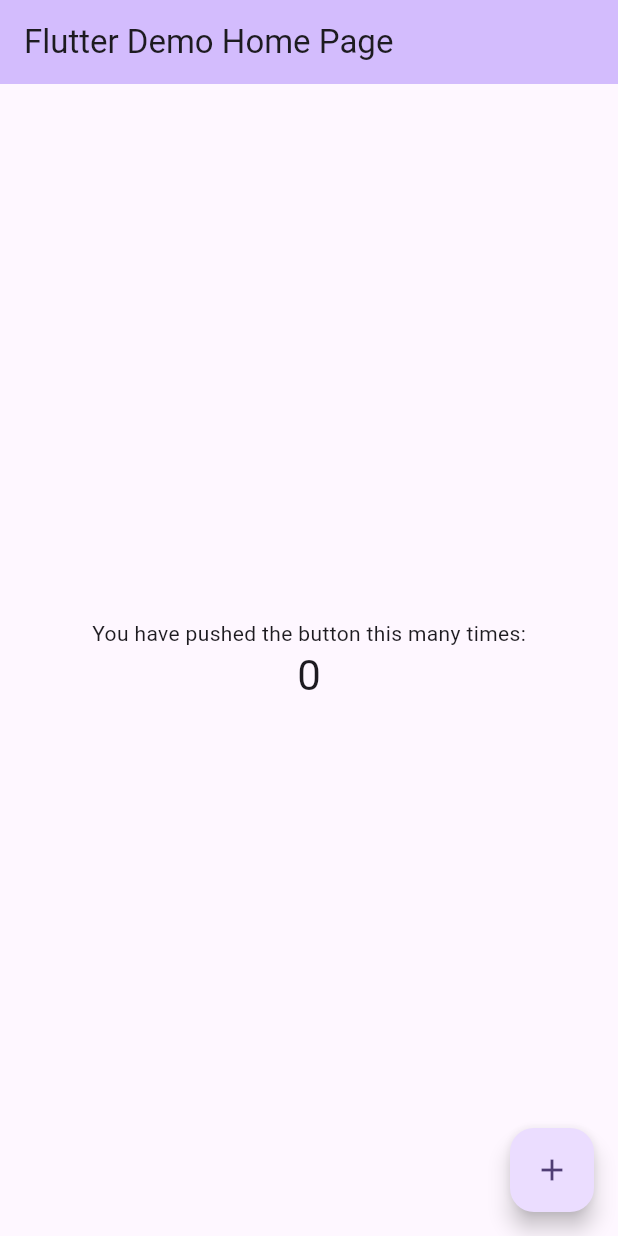
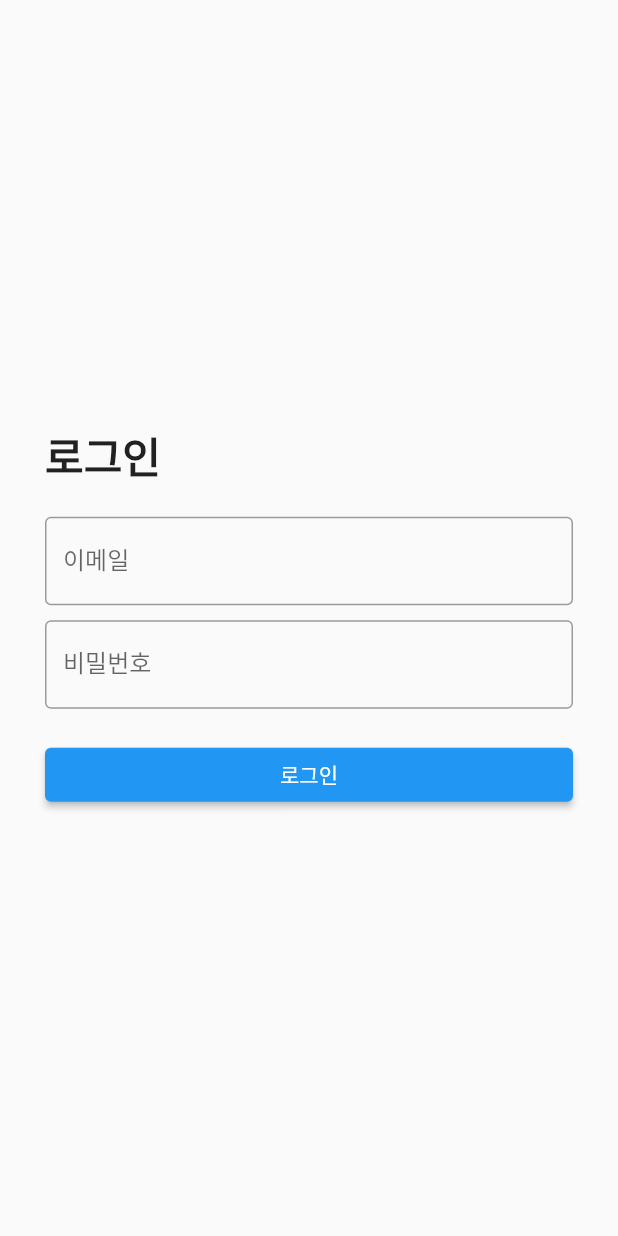
Before and after one commit to sohenney/Graduation_Project, a Flutter app: the screen it shows after launch, on a phone screen of 412 x 824 dp. Run offline on Flutter 3.47's test engine with Material 2 defaults, Android fonts, the phone set to English and light mode, and no system bars.

```diff
--- /dev/null
+++ b/capstone/lib/login_ui.dart
@@ -0,0 +1,74 @@
+import 'package:flutter/material.dart';
+
+void main() {
+  runApp(const MyApp());
+}
+
+class MyApp extends StatelessWidget {
+  const MyApp({super.key});
+
+  @override
+  Widget build(BuildContext context) {
+    return MaterialApp(
+      debugShowCheckedModeBanner: false,
+      home: LoginScreen(),
+    );
+  }
+}
+
+class LoginScreen extends StatelessWidget {
+  final TextEditingController emailController = TextEditingController();
+  final TextEditingController passwordController = TextEditingController();
+
+  LoginScreen({super.key});
+
+  @override
+  Widget build(BuildContext context) {
+    return Scaffold(
+      body: Center(
+        child: Padding(
+          padding: const EdgeInsets.symmetric(horizontal: 30.0),
+          child: Column(
+            mainAxisAlignment: MainAxisAlignment.center,
+            crossAxisAlignment: CrossAxisAlignment.start,
+            children: [
+              const Text(
+                "로그인",
+                style: TextStyle(fontSize: 28, fontWeight: FontWeight.bold),
+              ),
+              const SizedBox(height: 20),
+              TextField(
+                controller: emailController,
+                decoration: const InputDecoration(
+                  labelText: "이메일",
+                  border: OutlineInputBorder(),
+                ),
+              ),
+              const SizedBox(height: 10),
+              TextField(
+                controller: passwordController,
+                obscureText: true,
+                decoration: const InputDecoration(
+                  labelText: "비밀번호",
+                  border: OutlineInputBorder(),
+                ),
+              ),
+              const SizedBox(height: 20),
+              SizedBox(
+                width: double.infinity,
+                child: ElevatedButton(
+                  onPressed: () {
+                    String email = emailController.text;
+                    String password = passwordController.text;
+                    print("이메일: $email, 비밀번호: $password");
+                  },
+                  child: const Text("로그인"),
+                ),
+              ),
+            ],
+          ),
+        ),
+      ),
+    );
+  }
+}
--- a/capstone/lib/main.dart
+++ b/capstone/lib/main.dart
@@ -1,4 +1,5 @@
 import 'package:flutter/material.dart';
+import 'login_ui.dart'; // LoginScreen을 사용하려면 import가 필요합니다.
 
 void main() {
   runApp(const MyApp());
@@ -7,119 +8,11 @@ void main() {
 class MyApp extends StatelessWidget {
   const MyApp({super.key});
 
-  // This widget is the root of your application.
   @override
   Widget build(BuildContext context) {
     return MaterialApp(
-      title: 'Flutter Demo',
-      theme: ThemeData(
-        // This is the theme of your application.
-        //
-        // TRY THIS: Try running your application with "flutter run". You'll see
-        // the application has a blue toolbar. Then, without quitting the app,
-        // try changing the seedColor in the colorScheme below to Colors.green
-        // and then invoke "hot reload" (save your changes or press the "hot
-        // reload" button in a Flutter-supported IDE, or press "r" if you used
-        // the command line to start the app).
-        //
-        // Notice that the counter didn't reset back to zero; the application
-        // state is not lost during the reload. To reset the state, use hot
-        // restart instead.
-        //
-        // This works for code too, not just values: Most code changes can be
-        // tested with just a hot reload.
-        colorScheme: ColorScheme.fromSeed(seedColor: Colors.deepPurple),
-        useMaterial3: true,
-      ),
-      home: const MyHomePage(title: 'Flutter Demo Home Page'),
+      debugShowCheckedModeBanner: false,
+      home: LoginScreen(), // LoginScreen을 정상적으로 인식할 수 있음
     );
   }
 }
-
-class MyHomePage extends StatefulWidget {
-  const MyHomePage({super.key, required this.title});
-
-  // This widget is the home page of your application. It is stateful, meaning
-  // that it has a State object (defined below) that contains fields that affect
-  // how it looks.
-
-  // This class is the configuration for the state. It holds the values (in this
-  // case the title) provided by the parent (in this case the App widget) and
-  // used by the build method of the State. Fields in a Widget subclass are
-  // always marked "final".
-
-  final String title;
-
-  @override
-  State<MyHomePage> createState() => _MyHomePageState();
-}
-
-class _MyHomePageState extends State<MyHomePage> {
-  int _counter = 0;
-
-  void _incrementCounter() {
-    setState(() {
-      // This call to setState tells the Flutter framework that something has
-      // changed in this State, which causes it to rerun the build method below
-      // so that the display can reflect the updated values. If we changed
-      // _counter without calling setState(), then the build method would not be
-      // called again, and so nothing would appear to happen.
-      _counter++;
-    });
-  }
-
-  @override
-  Widget build(BuildContext context) {
-    // This method is rerun every time setState is called, for instance as done
-    // by the _incrementCounter method above.
-    //
-    // The Flutter framework has been optimized to make rerunning build methods
-    // fast, so that you can just rebuild anything that needs updating rather
-    // than having to individually change instances of widgets.
-    return Scaffold(
-      appBar: AppBar(
-        // TRY THIS: Try changing the color here to a specific color (to
-        // Colors.amber, perhaps?) and trigger a hot reload to see the AppBar
-        // change color while the other colors stay the same.
-        backgroundColor: Theme.of(context).colorScheme.inversePrimary,
-        // Here we take the value from the MyHomePage object that was created by
-        // the App.build method, and use it to set our appbar title.
-        title: Text(widget.title),
-      ),
-      body: Center(
-        // Center is a layout widget. It takes a single child and positions it
-        // in the middle of the parent.
-        child: Column(
-          // Column is also a layout widget. It takes a list of children and
-          // arranges them vertically. By default, it sizes itself to fit its
-          // children horizontally, and tries to be as tall as its parent.
-          //
-          // Column has various properties to control how it sizes itself and
-          // how it positions its children. Here we use mainAxisAlignment to
-          // center the children vertically; the main axis here is the vertical
-          // axis because Columns are vertical (the cross axis would be
-          // horizontal).
-          //
-          // TRY THIS: Invoke "debug painting" (choose the "Toggle Debug Paint"
-          // action in the IDE, or press "p" in the console), to see the
-          // wireframe for each widget.
-          mainAxisAlignment: MainAxisAlignment.center,
-          children: <Widget>[
-            const Text(
-              'You have pushed the button this many times:',
-            ),
-            Text(
-              '$_counter',
-              style: Theme.of(context).textTheme.headlineMedium,
-            ),
-          ],
-        ),
-      ),
-      floatingActionButton: FloatingActionButton(
-        onPressed: _incrementCounter,
-        tooltip: 'Increment',
-        child: const Icon(Icons.add),
-      ), // This trailing comma makes auto-formatting nicer for build methods.
-    );
-  }
-}
```
